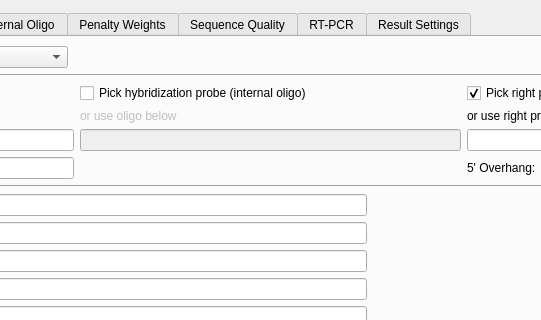
Old version of the form src/plugins_3rdparty/primer3/src/Primer3Dialog.ui in the repository violethaze74/ugene; both pictures show x 329 to 870 and y 0 to 320 of the 1199 by 814 pixel window.
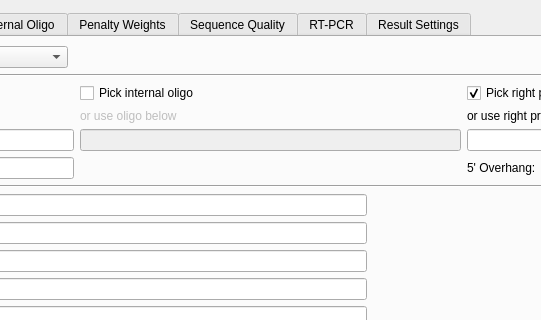
New version of the form.

Commit message: UGENE-7640 Add descriptions to each parameter in Primer3 dialog (#1191)

Diff of the .ui file:
```diff
--- a/src/plugins_3rdparty/primer3/src/Primer3Dialog.ui
+++ b/src/plugins_3rdparty/primer3/src/Primer3Dialog.ui
@@ -131,7 +131,7 @@
             <bool>true</bool>
            </property>
            <property name="text">
-            <string>Pick hybridization probe (internal oligo)</string>
+            <string>Pick internal oligo</string>
            </property>
            <property name="checkable">
             <bool>true</bool>
```
Left out of the diff: 92 changed lines with no effect on the pictures. The commit also changes 1 other file.
